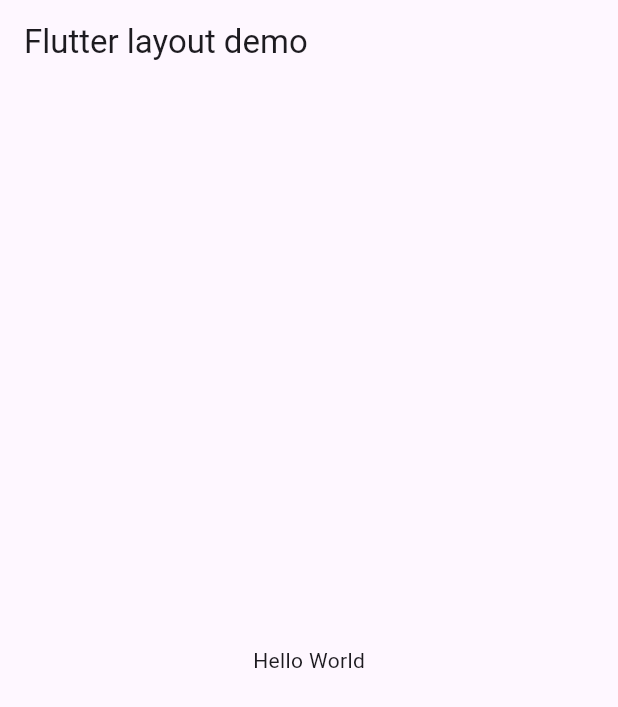
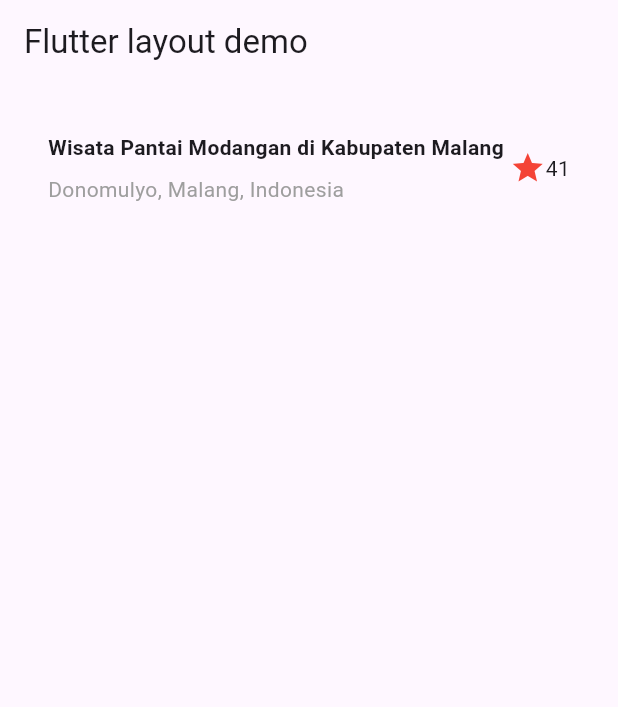
Before and after one commit to Sariafauzani/layout-flutter, a Flutter app: the screen it shows after launch, on a phone screen of 412 x 824 dp. Shown: the top 707 px of the screen. Run offline on Flutter 3.47's test engine with Material 3 defaults, Android fonts, the phone set to English and light mode, and no system bars.

Commit message:
add: Implementasi title row

```diff
--- a/lib/main.dart
+++ b/lib/main.dart
@@ -5,104 +5,59 @@ void main() => runApp(const MyApp());
 class MyApp extends StatelessWidget {
   const MyApp({super.key});
 
+  // titleSection
+  static Widget titleSection = Container(
+    padding: const EdgeInsets.all(32), // soal 3
+    child: Row(
+      children: [
+        Expanded(
+          /* soal 1 */
+          child: Column(
+            crossAxisAlignment: CrossAxisAlignment.start,
+            children: [
+              /* soal 2 */
+              Container(
+                padding: EdgeInsets.only(bottom: 8),
+                child: Text(
+                  'Wisata Pantai Modangan di Kabupaten Malang',
+                  style: TextStyle(
+                    fontWeight: FontWeight.bold,
+                  ),
+                ),
+              ),
+              Text(
+                'Donomulyo, Malang, Indonesia',
+                style: TextStyle(
+                  color: Colors.grey, // warna abu-abu
+                ),
+              ),
+            ],
+          ),
+        ),
+        /* soal 3 */
+        Icon(
+          Icons.star,
+          color: Colors.red,
+        ),
+        Text("41"),
+      ],
+    ),
+  );
+
   @override
   Widget build(BuildContext context) {
     return MaterialApp(
       title: 'Saria Fauzani - 2341760178',
       home: Scaffold(
         appBar: AppBar(
-          title: const Text('Flutter layout demo'),
+          title: Text('Flutter layout demo'),
         ),
-        body: const Center(
-          child: Text('Hello World'),
+        body: Column(
+          children: [
+            titleSection, // ganti Hello World dengan ini
+          ],
         ),
       ),
     );
   }
 }
-
-// class MyHomePage extends StatefulWidget {
-//   const MyHomePage({super.key, required this.title});
-
-//   // This widget is the home page of your application. It is stateful, meaning
-//   // that it has a State object (defined below) that contains fields that affect
-//   // how it looks.
-
-//   // This class is the configuration for the state. It holds the values (in this
-//   // case the title) provided by the parent (in this case the App widget) and
-//   // used by the build method of the State. Fields in a Widget subclass are
-//   // always marked "final".
-
-//   final String title;
-
-//   @override
-//   State<MyHomePage> createState() => _MyHomePageState();
-// }
-
-// class _MyHomePageState extends State<MyHomePage> {
-//   int _counter = 0;
-
-//   void _incrementCounter() {
-//     setState(() {
-//       // This call to setState tells the Flutter framework that something has
-//       // changed in this State, which causes it to rerun the build method below
-//       // so that the display can reflect the updated values. If we changed
-//       // _counter without calling setState(), then the build method would not be
-//       // called again, and so nothing would appear to happen.
-//       _counter++;
-//     });
-//   }
-
-//   @override
-//   Widget build(BuildContext context) {
-//     // This method is rerun every time setState is called, for instance as done
-//     // by the _incrementCounter method above.
-//     //
-//     // The Flutter framework has been optimized to make rerunning build methods
-//     // fast, so that you can just rebuild anything that needs updating rather
-//     // than having to individually change instances of widgets.
-//     return Scaffold(
-//       appBar: AppBar(
-//         // TRY THIS: Try changing the color here to a specific color (to
-//         // Colors.amber, perhaps?) and trigger a hot reload to see the AppBar
-//         // change color while the other colors stay the same.
-//         backgroundColor: Theme.of(context).colorScheme.inversePrimary,
-//         // Here we take the value from the MyHomePage object that was created by
-//         // the App.build method, and use it to set our appbar title.
-//         title: Text(widget.title),
-//       ),
-//       body: Center(
-//         // Center is a layout widget. It takes a single child and positions it
-//         // in the middle of the parent.
-//         child: Column(
-//           // Column is also a layout widget. It takes a list of children and
-//           // arranges them vertically. By default, it sizes itself to fit its
-//           // children horizontally, and tries to be as tall as its parent.
-//           //
-//           // Column has various properties to control how it sizes itself and
-//           // how it positions its children. Here we use mainAxisAlignment to
-//           // center the children vertically; the main axis here is the vertical
-//           // axis because Columns are vertical (the cross axis would be
-//           // horizontal).
-//           //
-//           // TRY THIS: Invoke "debug painting" (choose the "Toggle Debug Paint"
-//           // action in the IDE, or press "p" in the console), to see the
-//           // wireframe for each widget.
-//           mainAxisAlignment: MainAxisAlignment.center,
-//           children: <Widget>[
-//             const Text('You have pushed the button this many times:'),
-//             Text(
-//               '$_counter',
-//               style: Theme.of(context).textTheme.headlineMedium,
-//             ),
-//           ],
-//         ),
-//       ),
-//       floatingActionButton: FloatingActionButton(
-//         onPressed: _incrementCounter,
-//         tooltip: 'Increment',
-//         child: const Icon(Icons.add),
-//       ), // This trailing comma makes auto-formatting nicer for build methods.
-//     );
-//   }
-// }
```
